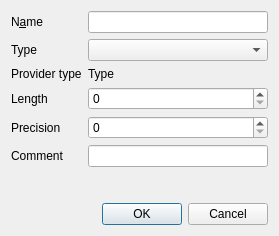
Qt form src/ui/qgsaddattrdialogbase.ui (qgis/QGIS) before a commit.
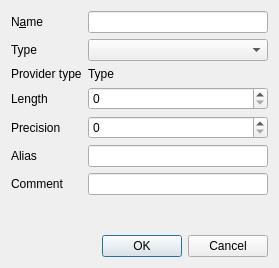
The same form after that commit. Custom widgets are drawn as their Qt base class.

Commit message: Expose field alias option when creating new fields in vector layers where the data provider supports alias storage

The edit to the form file:
```diff
--- a/src/ui/qgsaddattrdialogbase.ui
+++ b/src/ui/qgsaddattrdialogbase.ui
@@ -7,7 +7,7 @@
     <x>0</x>
     <y>0</y>
     <width>279</width>
-    <height>236</height>
+    <height>268</height>
    </rect>
   </property>
   <property name="windowTitle">
@@ -73,13 +73,16 @@
      </property>
     </widget>
    </item>
-   <item row="8" column="1">
+   <item row="9" column="1">
     <widget class="QDialogButtonBox" name="buttonBox">
      <property name="standardButtons">
       <set>QDialogButtonBox::Cancel|QDialogButtonBox::Ok</set>
      </property>
     </widget>
    </item>
+   <item row="7" column="1">
+    <widget class="QLineEdit" name="mCommentEdit"/>
+   </item>
    <item row="3" column="1">
     <widget class="QLabel" name="mTypeName">
      <property name="text">
@@ -97,6 +100,16 @@
      </property>
     </widget>
    </item>
+   <item row="7" column="0">
+    <widget class="QLabel" name="mLabelComment">
+     <property name="text">
+      <string>Comment</string>
+     </property>
+     <property name="buddy">
+      <cstring>mCommentEdit</cstring>
+     </property>
+    </widget>
+   </item>
    <item row="2" column="1">
     <widget class="QComboBox" name="mTypeBox"/>
    </item>
@@ -107,7 +120,7 @@
      </property>
     </widget>
    </item>
-   <item row="7" column="1">
+   <item row="8" column="1">
     <spacer name="verticalSpacer">
      <property name="orientation">
       <enum>Qt::Vertical</enum>
@@ -121,9 +134,9 @@
     </spacer>
    </item>
    <item row="6" column="0">
-    <widget class="QLabel" name="mLabelComment">
+    <widget class="QLabel" name="mLabelAlias">
      <property name="text">
-      <string>Comment</string>
+      <string>Alias</string>
      </property>
      <property name="buddy">
       <cstring>mCommentEdit</cstring>
@@ -131,7 +144,7 @@
     </widget>
    </item>
    <item row="6" column="1">
-    <widget class="QLineEdit" name="mCommentEdit"/>
+    <widget class="QLineEdit" name="mAliasEdit"/>
    </item>
   </layout>
  </widget>
```
Left out of the diff: 2 changed lines with no effect on the pictures. The commit also changes 1 other file.
